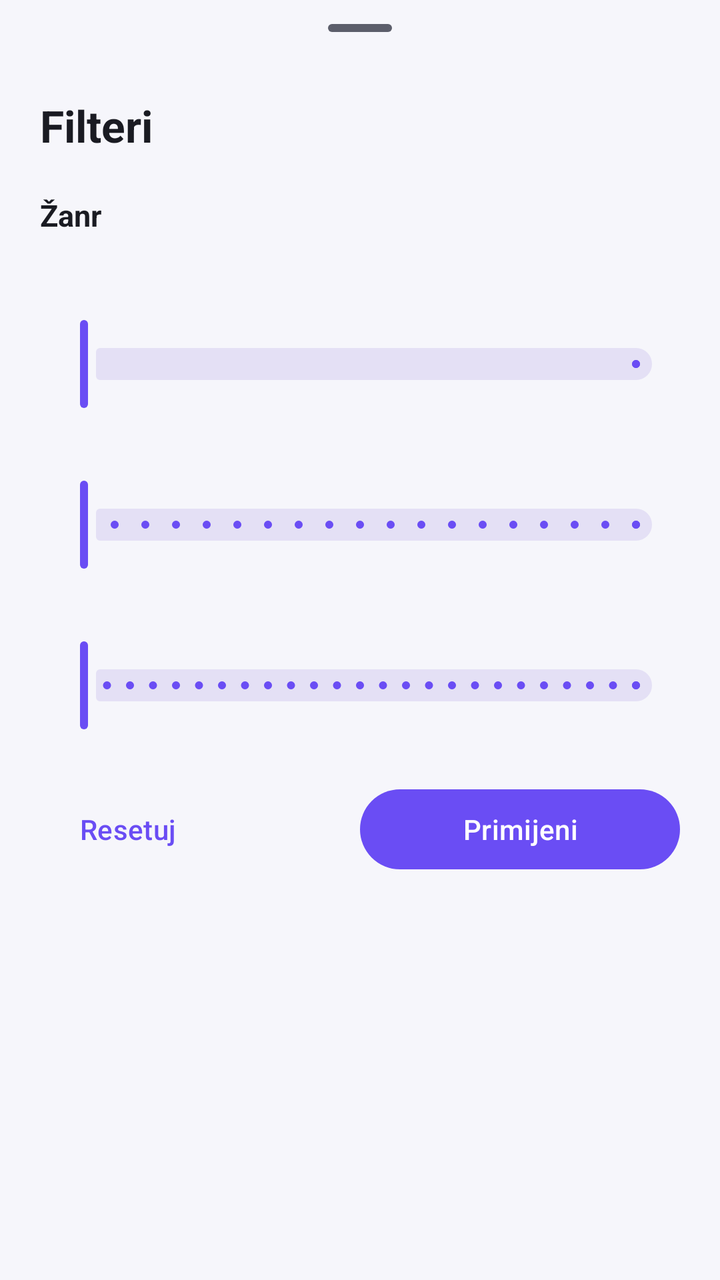
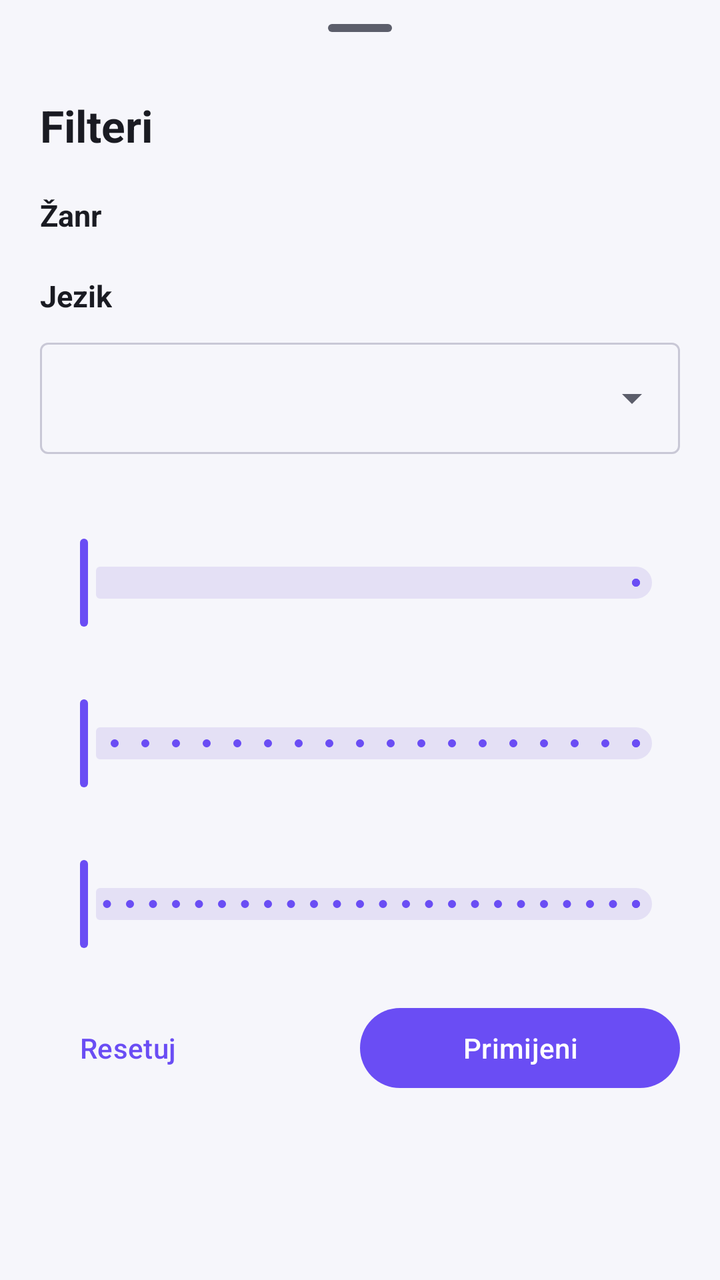

Two renders of the same Android screen: before a commit and after it. Below are the layout's source before the change and the commit's diff.
<!-- AndroidManifest.xml: application theme Theme.Cinevo -->
<!-- res/layout/bottom_sheet_filter.xml -->
<?xml version="1.0" encoding="utf-8"?>
<ScrollView
    xmlns:android="http://schemas.android.com/apk/res/android"
    android:layout_width="match_parent"
    android:layout_height="wrap_content">

    <LinearLayout
        android:layout_width="match_parent"
        android:layout_height="wrap_content"
        android:orientation="vertical"
        android:paddingStart="20dp"
        android:paddingEnd="20dp"
        android:paddingBottom="20dp">

        <com.google.android.material.bottomsheet.BottomSheetDragHandleView
            android:layout_width="match_parent"
            android:layout_height="wrap_content" />

        <TextView
            android:layout_width="wrap_content"
            android:layout_height="wrap_content"
            android:text="@string/filters"
            android:textColor="?attr/colorOnSurface"
            android:textSize="22sp"
            android:textStyle="bold" />

        <TextView
            android:layout_width="wrap_content"
            android:layout_height="wrap_content"
            android:layout_marginTop="20dp"
            android:text="@string/genre"
            android:textColor="?attr/colorOnSurface"
            android:textSize="15sp"
            android:textStyle="bold" />

        <com.google.android.material.chip.ChipGroup
            android:id="@+id/chipGenres"
            android:layout_width="match_parent"
            android:layout_height="wrap_content" />

        <TextView
            android:id="@+id/tvYears"
            android:layout_width="wrap_content"
            android:layout_height="wrap_content"
            android:layout_marginTop="20dp"
            android:textColor="?attr/colorOnSurface"
            android:textSize="15sp"
            android:textStyle="bold" />

        <com.google.android.material.slider.RangeSlider
            android:id="@+id/sliderYears"
            android:layout_width="match_parent"
            android:layout_height="wrap_content"
            android:stepSize="1" />

        <TextView
            android:id="@+id/tvRating"
            android:layout_width="wrap_content"
            android:layout_height="wrap_content"
            android:layout_marginTop="12dp"
            android:textColor="?attr/colorOnSurface"
            android:textSize="15sp"
            android:textStyle="bold" />

        <com.google.android.material.slider.Slider
            android:id="@+id/sliderRating"
            android:layout_width="match_parent"
            android:layout_height="wrap_content"
            android:stepSize="0.5"
            android:value="0"
            android:valueFrom="0"
            android:valueTo="9" />

        <TextView
            android:id="@+id/tvRuntime"
            android:layout_width="wrap_content"
            android:layout_height="wrap_content"
            android:layout_marginTop="12dp"
            android:textColor="?attr/colorOnSurface"
            android:textSize="15sp"
            android:textStyle="bold" />

        <com.google.android.material.slider.RangeSlider
            android:id="@+id/sliderRuntime"
            android:layout_width="match_parent"
            android:layout_height="wrap_content"
            android:stepSize="10"
            android:valueFrom="0"
            android:valueTo="240" />

        <LinearLayout
            android:layout_width="match_parent"
            android:layout_height="wrap_content"
            android:layout_marginTop="24dp"
            android:gravity="center_vertical"
            android:orientation="horizontal">

            <Button
                android:id="@+id/btnReset"
                style="?attr/borderlessButtonStyle"
                android:layout_width="wrap_content"
                android:layout_height="wrap_content"
                android:text="@string/reset" />

            <Space
                android:layout_width="0dp"
                android:layout_height="0dp"
                android:layout_weight="1" />

            <Button
                android:id="@+id/btnApply"
                android:layout_width="wrap_content"
                android:layout_height="wrap_content"
                android:minWidth="160dp"
                android:text="@string/apply" />
        </LinearLayout>

    </LinearLayout>
</ScrollView>
<!-- resources referenced by this layout -->
<resources>
  <string name="apply">Primijeni</string>
  <string name="filters">Filteri</string>
  <string name="genre">Žanr</string>
  <string name="reset">Resetuj</string>
  <style name="Theme.Cinevo" parent="Theme.Material3.DayNight.NoActionBar">
          <item name="colorPrimary">@color/cinevo_primary</item>
          <item name="colorOnPrimary">@color/cinevo_on_primary</item>
          <item name="colorPrimaryContainer">@color/cinevo_primary_container</item>
          <item name="colorOnPrimaryContainer">@color/cinevo_on_primary_container</item>
  
          <item name="colorSecondary">@color/cinevo_secondary</item>
          <item name="colorOnSecondary">@color/cinevo_on_secondary</item>
          <item name="colorSecondaryContainer">@color/cinevo_secondary_container</item>
          <item name="colorOnSecondaryContainer">@color/cinevo_on_secondary_container</item>
  
          <item name="android:colorBackground">@color/cinevo_background</item>
          <item name="colorOnBackground">@color/cinevo_on_background</item>
          <item name="colorSurface">@color/cinevo_surface</item>
          <item name="colorOnSurface">@color/cinevo_on_surface</item>
          <item name="colorSurfaceVariant">@color/cinevo_surface_variant</item>
          <item name="colorOnSurfaceVariant">@color/cinevo_on_surface_variant</item>
          <item name="colorOutline">@color/cinevo_outline</item>
  
          <item name="shapeAppearanceSmallComponent">@style/ShapeAppearance.Cinevo.Small</item>
          <item name="shapeAppearanceMediumComponent">@style/ShapeAppearance.Cinevo.Medium</item>
          <item name="shapeAppearanceLargeComponent">@style/ShapeAppearance.Cinevo.Large</item>
      </style>
  <color name="cinevo_primary">#6A4DF4</color>
  <color name="cinevo_on_primary">#FFFFFF</color>
  <color name="cinevo_primary_container">#E6DEFF</color>
  <color name="cinevo_on_primary_container">#1E0A66</color>
  <color name="cinevo_secondary">#5F5B7A</color>
  <color name="cinevo_on_secondary">#FFFFFF</color>
  <color name="cinevo_secondary_container">#E4E0F5</color>
  <color name="cinevo_on_secondary_container">#1B1830</color>
  <color name="cinevo_background">#F6F6FB</color>
  <color name="cinevo_on_background">#1A1B22</color>
  <color name="cinevo_surface">#FFFFFF</color>
  <color name="cinevo_on_surface">#1A1B22</color>
  <color name="cinevo_surface_variant">#ECEBF4</color>
  <color name="cinevo_on_surface_variant">#5C5E6B</color>
  <color name="cinevo_outline">#C9C8D6</color>
  <style name="ShapeAppearance.Cinevo.Small" parent="ShapeAppearance.Material3.SmallComponent">
          <item name="cornerFamily">rounded</item>
          <item name="cornerSize">12dp</item>
      </style>
  <style name="ShapeAppearance.Cinevo.Medium" parent="ShapeAppearance.Material3.MediumComponent">
          <item name="cornerFamily">rounded</item>
          <item name="cornerSize">16dp</item>
      </style>
  <style name="ShapeAppearance.Cinevo.Large" parent="ShapeAppearance.Material3.LargeComponent">
          <item name="cornerFamily">rounded</item>
          <item name="cornerSize">24dp</item>
      </style>
</resources>

<!-- the commit's change to res/layout/bottom_sheet_filter.xml (unified diff, before → after) -->
@@ -1,6 +1,7 @@
 <?xml version="1.0" encoding="utf-8"?>
 <ScrollView
     xmlns:android="http://schemas.android.com/apk/res/android"
+    xmlns:app="http://schemas.android.com/apk/res-auto"
     android:layout_width="match_parent"
     android:layout_height="wrap_content">
 
@@ -37,6 +38,29 @@
             android:id="@+id/chipGenres"
             android:layout_width="match_parent"
             android:layout_height="wrap_content" />
+
+        <TextView
+            android:layout_width="wrap_content"
+            android:layout_height="wrap_content"
+            android:layout_marginTop="20dp"
+            android:text="@string/filter_language"
+            android:textColor="?attr/colorOnSurface"
+            android:textSize="15sp"
+            android:textStyle="bold" />
+
+        <com.google.android.material.textfield.TextInputLayout
+            android:id="@+id/layoutLanguage"
+            style="@style/Widget.Material3.TextInputLayout.OutlinedBox.ExposedDropdownMenu"
+            android:layout_width="match_parent"
+            android:layout_height="wrap_content"
+            android:layout_marginTop="8dp">
+
+            <com.google.android.material.textfield.MaterialAutoCompleteTextView
+                android:id="@+id/dropdownLanguage"
+                android:layout_width="match_parent"
+                android:layout_height="wrap_content"
+                android:inputType="none" />
+        </com.google.android.material.textfield.TextInputLayout>
 
         <TextView
             android:id="@+id/tvYears"
<!-- resource entries referenced after the edit -->
@@ -1,6 +1,7 @@
 <!-- resources referenced by this layout -->
 <resources>
   <string name="apply">Primijeni</string>
+  <string name="filter_language">Jezik</string>
   <string name="filters">Filteri</string>
   <string name="genre">Žanr</string>
   <string name="reset">Resetuj</string>
